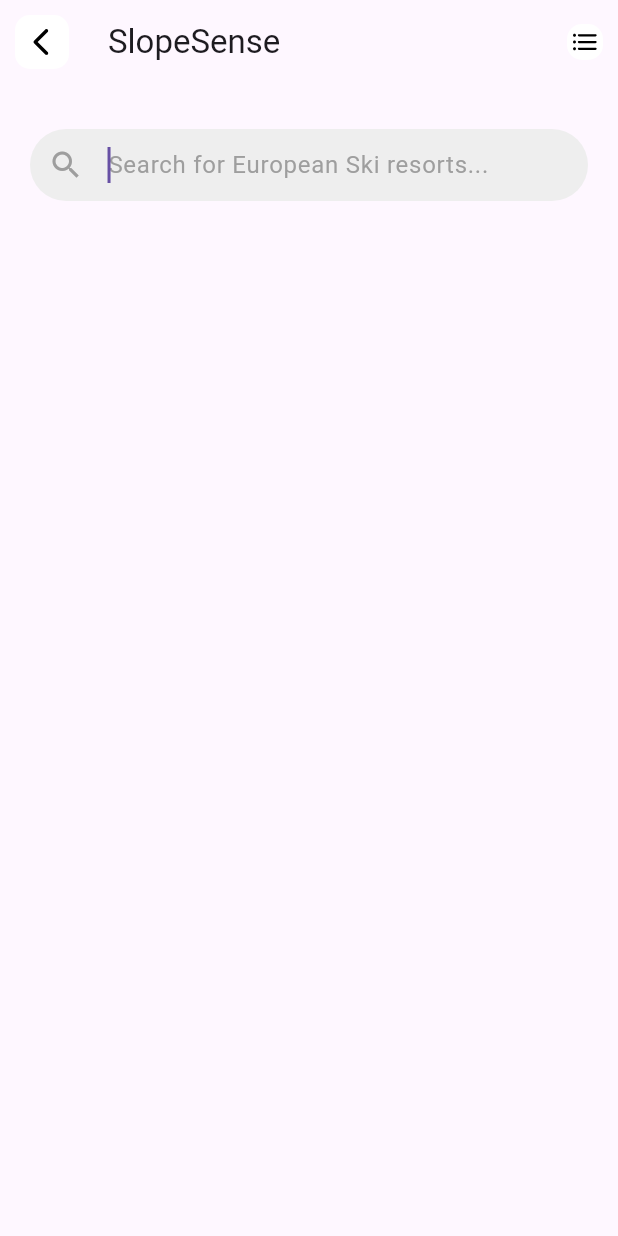
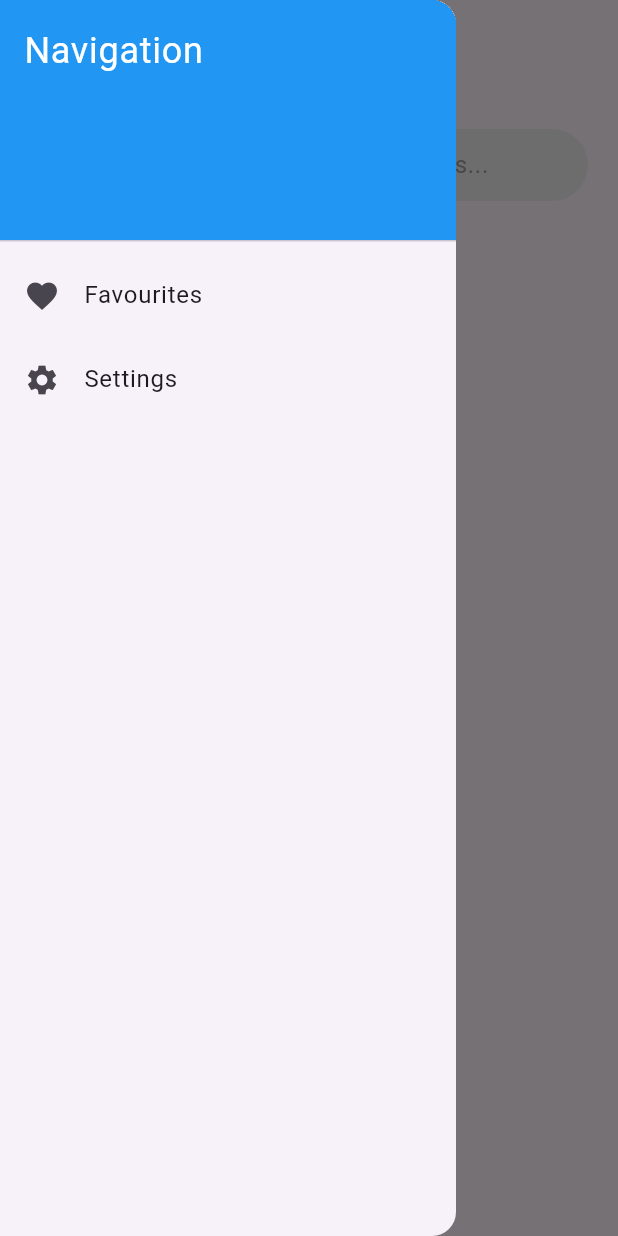
Before and after one commit to Blynxx5/SlopeSense, a Flutter app: the HomePage screen opened directly, after a tap on an icon or button, on a phone screen of 412 x 824 dp. Run offline on Flutter 3.47's test engine with Material 3 defaults, Android fonts, the phone set to English and light mode, and no system bars; drawn by our look-alikes of flutter_typeahead; our stand-ins replace csv, firebase_auth, firebase_core, flutter_svg, google_maps_flutter; accounts and stored records are empty.

Commit message:
favourites page and navigation made

```diff
--- /dev/null
+++ b/lib/pages/favourites.dart
@@ -0,0 +1,17 @@
+import 'package:flutter/material.dart';
+
+class Favourites extends StatelessWidget {
+  const Favourites({Key? key}) : super(key: key);
+
+  @override
+  Widget build(BuildContext context) {
+    return Scaffold(
+      appBar: AppBar(
+        title: Text('Favourites'),
+      ),
+      body: Center(
+        child: Text('This is a simple page view.'),
+      ),
+    );
+  }
+}
--- a/lib/pages/home.dart
+++ b/lib/pages/home.dart
@@ -2,6 +2,7 @@
 import 'package:flutter_svg/flutter_svg.dart';
 import 'package:flutter_typeahead/flutter_typeahead.dart';
 import 'package:http/http.dart' as http;
+import 'package:slopesense/pages/favourites.dart';
 import 'dart:convert';
 import 'package:slopesense/pages/location.dart';
 import 'dart:io';
@@ -15,6 +16,7 @@
 }
 
 class _HomePageState extends State<HomePage> {
+  final GlobalKey<ScaffoldState> _scaffoldKey = GlobalKey<ScaffoldState>();
 
   // Maps to allows for holding of both current and forecasted weather:
   Map<String, dynamic> weatherData = {};
@@ -91,7 +93,7 @@
             'maxtemp': maxTemp,
             'mintemp': minTemp,
             'avgtemp': avgTemp,
-            'totalsnow' : totalSnow,
+            'totalsnow': totalSnow,
             // Add other forecast data here if needed
           });
         }
@@ -121,8 +123,6 @@
       });
     }
   }
-
-
 
   /*
       Making the list from the csv file to use for our suggestions
@@ -159,7 +159,47 @@
   @override
   Widget build(BuildContext context) {
     return Scaffold(
+      key: _scaffoldKey,
       appBar: appBar(),
+      drawer: Drawer(
+        child: ListView(
+          padding: EdgeInsets.zero,
+          children: <Widget>[
+            const DrawerHeader(
+              decoration: BoxDecoration(
+                color: Colors.blue,
+              ),
+              child: Text(
+                'Navigation',
+                style: TextStyle(
+                  color: Colors.white,
+                  fontSize: 24,
+                ),
+              ),
+            ),
+            ListTile(
+              leading: Icon(Icons.favorite),
+              title: Text('Favourites'),
+              onTap: () {
+                Navigator.push(
+                  context,
+                  MaterialPageRoute(
+                      builder: (context) => Favourites(
+
+                          )),
+                );
+              },
+            ),
+            ListTile(
+              leading: Icon(Icons.settings),
+              title: Text('Settings'),
+              onTap: () {
+                // Handle the tap
+              },
+            ),
+          ],
+        ),
+      ),
       body: Column(
         children: [
           Container(
@@ -228,8 +268,10 @@
                 Navigator.push(
                   context,
                   MaterialPageRoute(
-                      builder: (context) =>
-                          LocationPage(weatherData: weatherData, forecastWeather: forecastWeather,)),
+                      builder: (context) => LocationPage(
+                            weatherData: weatherData,
+                            forecastWeather: forecastWeather,
+                          )),
                 );
               },
               child: Container(
@@ -278,47 +320,18 @@
     );
   }
 
-  TextField suggestResort() {
-    return TextField(
-      onSubmitted: (value) {
-        // Trigger weather data fetching when the user submits the search
-        fetchWeather(value);
-      },
-      decoration: InputDecoration(
-        filled: true,
-        fillColor: Colors.grey[200], // Background color
-        hintText: 'Search...',
-        hintStyle: TextStyle(color: Colors.grey), // Hint text color
-        prefixIcon: Icon(Icons.search, color: Colors.grey), // Search icon
-        enabledBorder: OutlineInputBorder(
-          borderSide: BorderSide(color: Colors.transparent),
-          borderRadius: BorderRadius.circular(25.0),
-        ),
-        focusedBorder: OutlineInputBorder(
-          borderSide: BorderSide(color: Colors.transparent),
-          borderRadius: BorderRadius.circular(25.0),
-        ),
-        contentPadding: EdgeInsets.symmetric(vertical: 10, horizontal: 10),
-      ),
-    );
-  }
-
   AppBar appBar() {
     return AppBar(
       title: Text('SlopeSense'),
       leading: GestureDetector(
         onTap: () {
-          // Add your action here
-          //This will change page to the Login page
-          // Navigator.push(
-          // //   context,
-          // //   MaterialPageRoute(builder: (context) => Login()),
-          // );
+          // Code to open drawer
+          _scaffoldKey.currentState?.openDrawer();
         },
         child: Container(
           margin: EdgeInsets.all(10),
           child: SvgPicture.asset(
-            'assets/icons/chevron-left-svgrepo-com.svg',
+            'assets/icons/list-svgrepo-com.svg',
           ),
           decoration: BoxDecoration(
             color: Colors.white,
@@ -326,23 +339,6 @@
           ),
         ),
       ),
-      actions: [
-        GestureDetector(
-          onTap: () {
-            // Add your action here
-          },
-          child: Container(
-            margin: EdgeInsets.all(10),
-            child: SvgPicture.asset(
-              'assets/icons/list-svgrepo-com.svg',
-            ),
-            decoration: BoxDecoration(
-              color: Colors.white,
-              borderRadius: BorderRadius.circular(10),
-            ),
-          ),
-        ),
-      ],
     );
   }
 }
```
Also changed, not shown: lib/pages/location.dart (+10 -4 lines).
